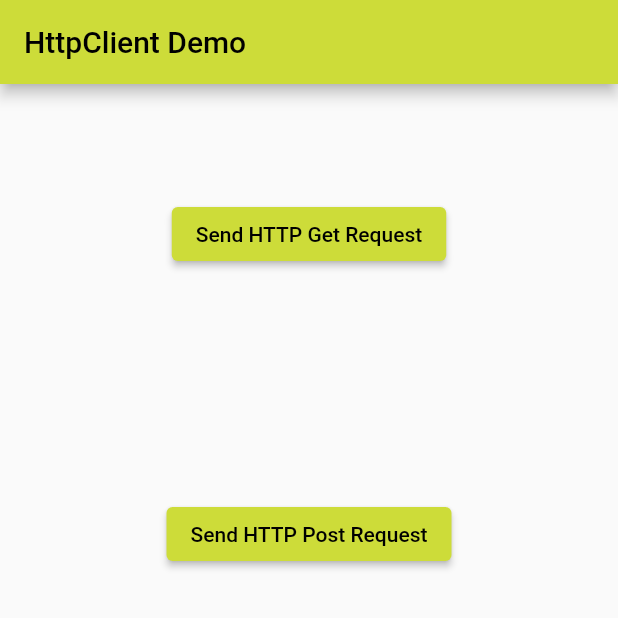
After one commit to sriram0110/Flutter-Development, a Flutter app: the HttpClientDemo screen opened directly, after a tap on "Send HTTP Get Request", on a phone screen of 412 x 824 dp, the top half of it. The commit adds this screen. Run offline on Flutter 3.47's test engine with Material 2 defaults, Android fonts, the phone set to English and light mode, and no system bars; network calls fail.

Commit message:
httpclient class added

```diff
--- /dev/null
+++ b/lib/HttpClient/http_client_demo.dart
@@ -0,0 +1,107 @@
+import 'dart:convert';
+import 'dart:io';
+
+import 'package:flutter/material.dart';
+
+class HttpClientDemo extends StatefulWidget {
+  const HttpClientDemo({super.key});
+
+  @override
+  State<HttpClientDemo> createState() => _HttpClientDemoState();
+}
+
+class _HttpClientDemoState extends State<HttpClientDemo> {
+  var _responseData = '';
+  @override
+  Widget build(BuildContext context) {
+    return Scaffold(
+      appBar: AppBar(
+        title: const Text('HttpClient Demo'),
+      ),
+      body: Column(
+        children: [
+          Container(
+            alignment: Alignment.center,
+            height: 200,
+            child: ElevatedButton(
+              child: const Text('Send HTTP Get Request'),
+              onPressed: () {
+                httpGetRequest();
+              },
+            ),
+          ),
+          Container(
+            alignment: Alignment.center,
+            height: 200,
+            child: ElevatedButton(
+              child: const Text('Send HTTP Post Request'),
+              onPressed: () {
+                httpPostRequest();
+              },
+            ),
+          ),
+          Expanded(
+            child: Text(_responseData),
+          ),
+        ],
+      ),
+    );
+  }
+
+  HttpClient client = HttpClient();
+  final url = Uri.parse('https://jsonplaceholder.typicode.com/posts');
+  final url1 = Uri.parse('https://jsonplaceholder.typicode.com/posts/1');
+
+  //get
+  void httpGetRequest() async {
+    //init http request
+
+    try {
+      HttpClientRequest request = await client.getUrl(url1); //first future
+      HttpClientResponse response = await request.close(); //second future
+      print(response.headers);
+      var responseResult = await response.transform(utf8.decoder).join();
+      // print(responseResult);
+
+      Map<String, dynamic> jsonData = json.decode(responseResult);
+      setState(() {
+        _responseData = jsonData['body'];
+      });
+    } catch (e) {
+      _responseData = "Error : $e";
+    }
+  }
+
+  //post
+  Future<void> httpPostRequest() async {
+    // Initialize http request
+    HttpClient client = HttpClient();
+
+    try {
+      HttpClientRequest request =
+          await client.postUrl(url); // Change to postUrl
+      request.headers.set(HttpHeaders.contentTypeHeader,
+          'application/json'); // Set appropriate headers if needed
+
+          var postData = {"userId": "101", "id": "123", "title":"Http", "body":"Flutter Application Demo"};
+
+      // Write the request body if required
+      var requestBody = json.encode(postData);
+      request.write(requestBody);
+
+      HttpClientResponse response = await request.close();
+      print(response.headers);
+
+      var responseResult = await response.transform(utf8.decoder).join();
+      Map<String, dynamic> jsonData = json.decode(responseResult);
+
+      setState(() {
+        _responseData = jsonData['body'];
+      });
+    } catch (e) {
+      setState(() {
+        _responseData = "Error : $e";
+      });
+    }
+  }
+}
--- /dev/null
+++ b/lib/HttpClient/main.dart
@@ -0,0 +1,21 @@
+
+
+import 'package:flutter/material.dart';
+
+import 'http_client_demo.dart';
+
+void main()
+{
+  runApp(const MyApp());
+}
+
+class MyApp extends StatelessWidget {
+  const MyApp({super.key});
+
+  @override
+  Widget build(BuildContext context) {
+    return const MaterialApp(
+      home: HttpClientDemo(),
+    );
+  }
+}
--- a/lib/main.dart
+++ b/lib/main.dart
@@ -2,7 +2,8 @@
 
 import 'package:flutter/material.dart';
 
-import 'home_widget.dart';
+import 'home_page.dart';
+// import 'home_widget.dart';
 
 void main()
 {
@@ -21,7 +22,7 @@ class MyApp extends StatelessWidget {
         primarySwatch: Colors.lime,
         primaryColor: Colors.tealAccent
       ),
-      home: const HomeWidget() ,
+      home: const HomePage() ,
     );
   }
 }
```
Also changed, not shown: 1 other file.
